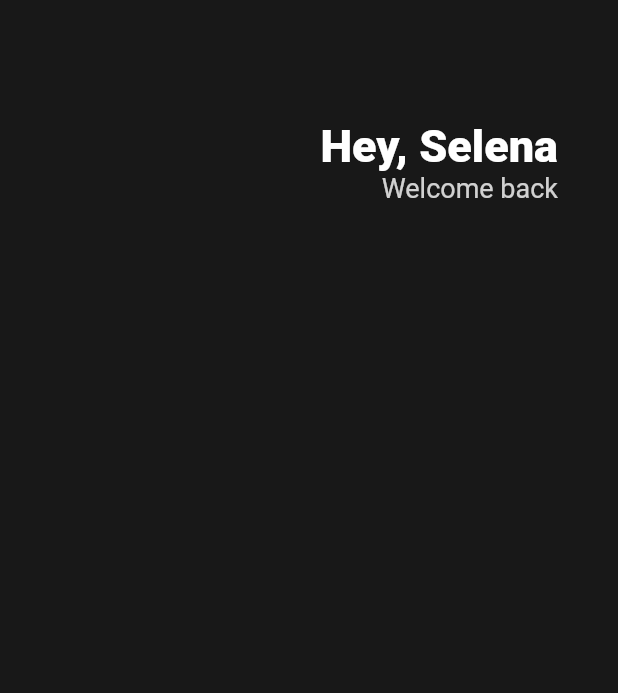
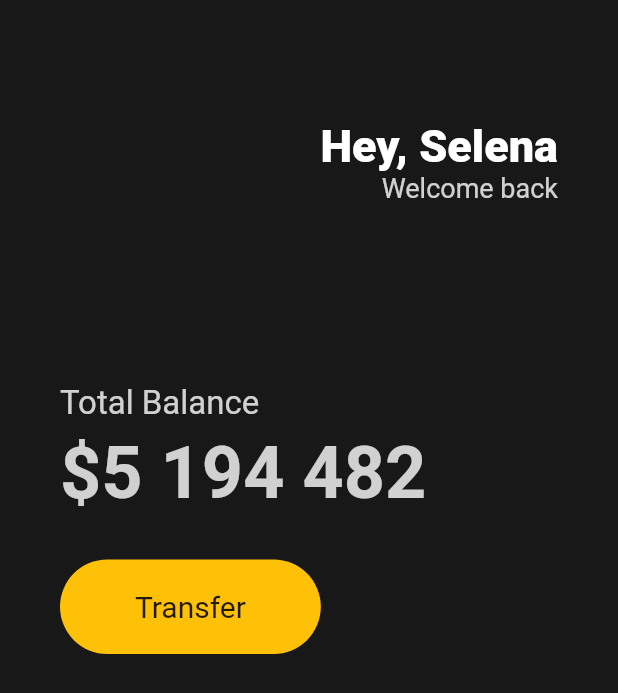
Before and after one commit to kingof7/flutter_nomad, a Flutter app: the screen it shows after launch, on a phone screen of 412 x 824 dp. Shown: the top 693 px of the screen. Run offline on Flutter 3.47's test engine with Material 2 defaults, Android fonts, the phone set to English and light mode, and no system bars.

Commit message:
#3.2 Buttons Section (10:42)

```diff
--- a/lib/main.dart
+++ b/lib/main.dart
@@ -25,6 +25,7 @@ class App extends StatelessWidget {
           body: Padding(
             padding: EdgeInsets.symmetric(horizontal: 40),
             child: Column(
+              crossAxisAlignment: CrossAxisAlignment.start,
               children: [
                 SizedBox(
                   height: 80,
@@ -46,12 +47,58 @@ class App extends StatelessWidget {
                           Text(
                             'Welcome back',
                             style: TextStyle(
-                                color: Colors.white.withOpacity(0.8),
+                                color: Color.fromRGBO(255, 255, 255, 0.8),
                                 fontSize: 18),
                           ),
                         ])
                   ],
                 ),
+                SizedBox(
+                  height: 120,
+                ),
+                Text(
+                  'Total Balance',
+                  style: TextStyle(
+                    fontSize: 22,
+                    color: Colors.white.withOpacity(0.8),
+                  ),
+                ),
+                SizedBox(
+                  height: 5,
+                ),
+                Text(
+                  '\$5 194 482',
+                  style: TextStyle(
+                    fontSize: 48,
+                    fontWeight: FontWeight.w600,
+                    color: Colors.white.withOpacity(0.8),
+                  ),
+                ),
+                SizedBox(
+                  height: 30,
+                ),
+                Row(
+                  children: [
+                    Container(
+                      decoration: BoxDecoration(
+                        color: Colors.amber,
+                        borderRadius: BorderRadius.circular(45),
+                      ),
+                      child: Padding(
+                        padding: EdgeInsets.symmetric(
+                          vertical: 20,
+                          horizontal: 50,
+                        ),
+                        child: Text(
+                          'Transfer',
+                          style: TextStyle(
+                            fontSize: 20,
+                          ),
+                        ),
+                      ),
+                    ),
+                  ],
+                )
               ],
             ),
           )),
```
